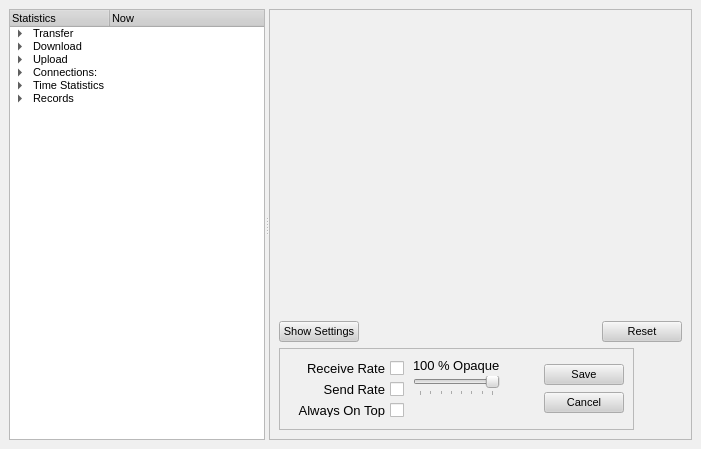
Before: the Qt Designer form retroshare-gui/src/gui/unfinished/StatisticDialog.ui in RetroShare/RetroShare, drawn with Qt 5.
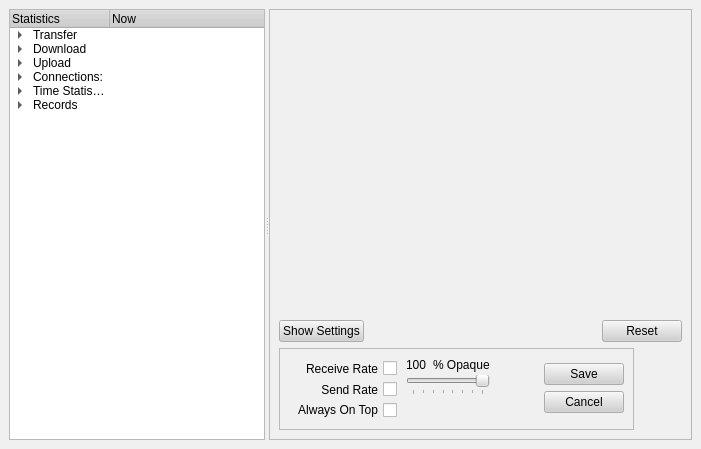
After: the same form once the commit is applied. Icons and pictures are not drawn. Custom widgets are drawn as their Qt base class.

Commit message: Moved font size definitions from ui files to default qss.

```diff
--- a/retroshare-gui/src/gui/unfinished/StatisticDialog.ui
+++ b/retroshare-gui/src/gui/unfinished/StatisticDialog.ui
@@ -478,17 +478,7 @@
     </disabled>
    </palette>
   </property>
-  <property name="font" >
-   <font>
-    <pointsize>8</pointsize>
-    <weight>50</weight>
-    <italic>false</italic>
-    <bold>false</bold>
-    <underline>false</underline>
-    <strikeout>false</strikeout>
-   </font>
-  </property>
-  <property name="contextMenuPolicy" >
+  <property name="contextMenuPolicy">
    <enum>Qt::NoContextMenu</enum>
   </property>
   <layout class="QVBoxLayout" >
@@ -899,17 +889,7 @@
            <height>80</height>
           </size>
          </property>
-         <property name="font" >
-          <font>
-           <pointsize>10</pointsize>
-           <weight>50</weight>
-           <italic>false</italic>
-           <bold>false</bold>
-           <underline>false</underline>
-           <strikeout>false</strikeout>
-          </font>
-         </property>
-         <property name="contextMenuPolicy" >
+         <property name="contextMenuPolicy">
           <enum>Qt::NoContextMenu</enum>
          </property>
         </widget>
@@ -999,18 +979,8 @@
              <number>3</number>
             </property>
             <item>
-             <widget class="QCheckBox" name="chkReceiveRate" >
-              <property name="font" >
-               <font>
-                <pointsize>10</pointsize>
-                <weight>50</weight>
-                <italic>false</italic>
-                <bold>false</bold>
-                <underline>false</underline>
-                <strikeout>false</strikeout>
-               </font>
-              </property>
-              <property name="contextMenuPolicy" >
+             <widget class="QCheckBox" name="chkReceiveRate">
+              <property name="contextMenuPolicy">
                <enum>Qt::NoContextMenu</enum>
               </property>
               <property name="toolTip" >
@@ -1028,18 +998,8 @@
              </widget>
             </item>
             <item>
-             <widget class="QCheckBox" name="chkSendRate" >
-              <property name="font" >
-               <font>
-                <pointsize>10</pointsize>
-                <weight>50</weight>
-                <italic>false</italic>
-                <bold>false</bold>
-                <underline>false</underline>
-                <strikeout>false</strikeout>
-               </font>
-              </property>
-              <property name="contextMenuPolicy" >
+             <widget class="QCheckBox" name="chkSendRate">
+              <property name="contextMenuPolicy">
                <enum>Qt::NoContextMenu</enum>
               </property>
               <property name="toolTip" >
@@ -1057,18 +1017,8 @@
              </widget>
             </item>
             <item>
-             <widget class="QCheckBox" name="chkAlwaysOnTop" >
-              <property name="font" >
-               <font>
-                <pointsize>10</pointsize>
-                <weight>50</weight>
-                <italic>false</italic>
-                <bold>false</bold>
-                <underline>false</underline>
-                <strikeout>false</strikeout>
-               </font>
-              </property>
-              <property name="contextMenuPolicy" >
+             <widget class="QCheckBox" name="chkAlwaysOnTop">
+              <property name="contextMenuPolicy">
                <enum>Qt::NoContextMenu</enum>
               </property>
               <property name="layoutDirection" >
@@ -1128,17 +1078,7 @@
                    <height>0</height>
                   </size>
                  </property>
-                 <property name="font" >
-                  <font>
-                   <pointsize>10</pointsize>
-                   <weight>50</weight>
-                   <italic>false</italic>
-                   <bold>false</bold>
-                   <underline>false</underline>
-                   <strikeout>false</strikeout>
-                  </font>
-                 </property>
-                 <property name="contextMenuPolicy" >
+                 <property name="contextMenuPolicy">
                   <enum>Qt::NoContextMenu</enum>
                  </property>
                  <property name="layoutDirection" >
@@ -1150,18 +1090,8 @@
                 </widget>
                </item>
                <item>
-                <widget class="QLabel" name="label" >
-                 <property name="font" >
-                  <font>
-                   <pointsize>10</pointsize>
-                   <weight>50</weight>
-                   <italic>false</italic>
-                   <bold>false</bold>
-                   <underline>false</underline>
-                   <strikeout>false</strikeout>
-                  </font>
-                 </property>
-                 <property name="contextMenuPolicy" >
+                <widget class="QLabel" name="label">
+                 <property name="contextMenuPolicy">
                   <enum>Qt::NoContextMenu</enum>
                  </property>
                  <property name="text" >
```
Left out of the diff: 683 changed lines with no effect on the pictures. The commit also changes 6 other files.
